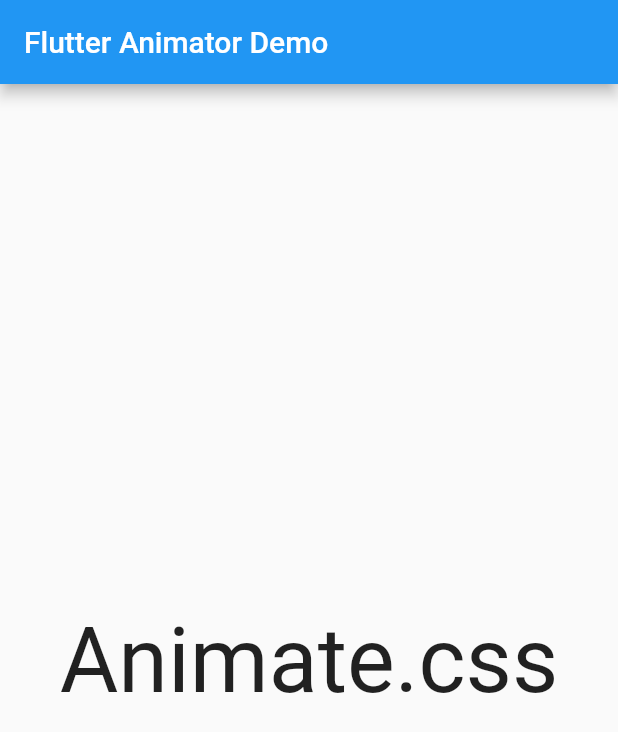
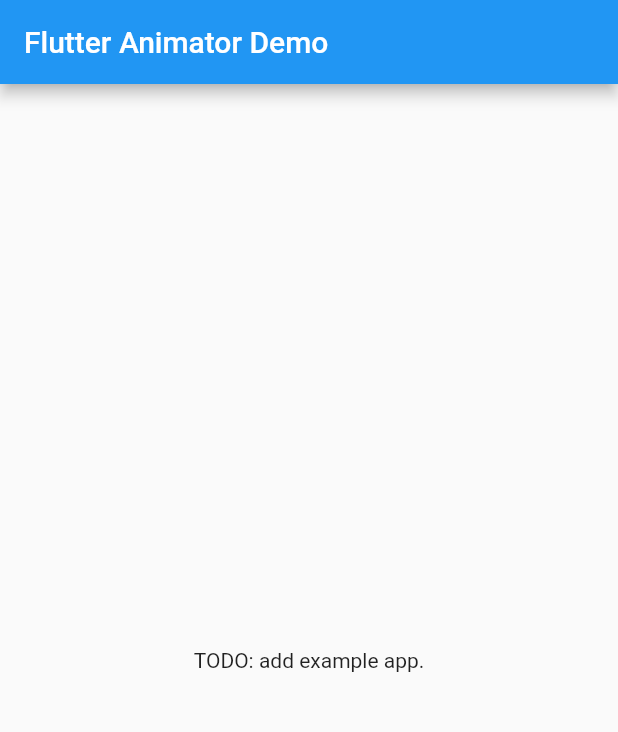
Before and after one commit to senorprogramador/animator, a Flutter app: the screen it shows after launch, on a phone screen of 412 x 824 dp. Shown: the top 732 px of the screen. Run offline on Flutter 3.47's test engine with Material 2 defaults, Android fonts, the phone set to English and light mode, and no system bars.

```diff
--- a/example/lib/animated_rubber_band.dart
+++ /dev/null
@@ -1,24 +0,0 @@
-import 'package:flutter/widgets.dart';
-import 'package:animator/animator.dart';
-
-class AnimatedRubberBand extends StatefulWidget {
-  @override
-  _AnimatedRubberBandState createState() => _AnimatedRubberBandState();
-}
-
-class _AnimatedRubberBandState extends State<AnimatedRubberBand> {
-  @override
-  Widget build(BuildContext context) {
-    return RubberBand(
-      child: Text(
-        'Animate.css',
-        style: TextStyle(fontSize: 60),
-      ),
-      animationStatusListener: (AnimationStatus status) {
-        if(status == AnimationStatus.completed) {
-          Future.delayed(Duration.zero, () => setState(() {}));
-        }
-      },
-    );
-  }
-}
--- a/example/lib/main.dart
+++ b/example/lib/main.dart
@@ -1,5 +1,4 @@
 import 'package:flutter/material.dart';
-import './animated_rubber_band.dart';
 
 void main() => runApp(ExampleApp());
 
@@ -34,7 +33,7 @@ class _MyHomePageState extends State<MyHomePage> {
         title: Text(widget.title),
       ),
       body: Center(
-        child: AnimatedRubberBand(),
+        child: Text('TODO: add example app.'),
       ),// This trailing comma makes auto-formatting nicer for build methods.
     );
   }
--- a/lib/widgets/attention_seekers/rubber_band.dart
+++ b/lib/widgets/attention_seekers/rubber_band.dart
@@ -49,15 +49,15 @@ class RubberBand extends StatefulWidget {
 class _RubberBandState extends State<RubberBand> with SingleAnimatorStateMixin {
   @override
   Widget build(BuildContext context) {
-    return GestureDetector(onTap: () => animation.controller.forward(from: 0.0), child: AnimatedBuilder(
+    return AnimatedBuilder(
       animation: animation.controller,
       child: widget.child,
       builder: (BuildContext context, Widget child) => Transform(
         child: child,
         transform: animation.get("transform").value,
-        alignment: new FractionalOffset(0.5, 0.5),
+        alignment: Alignment.center,
       ),
-    ),);
+    );
   }
 
   @override
```
Also changed, not shown: 1 other file.
